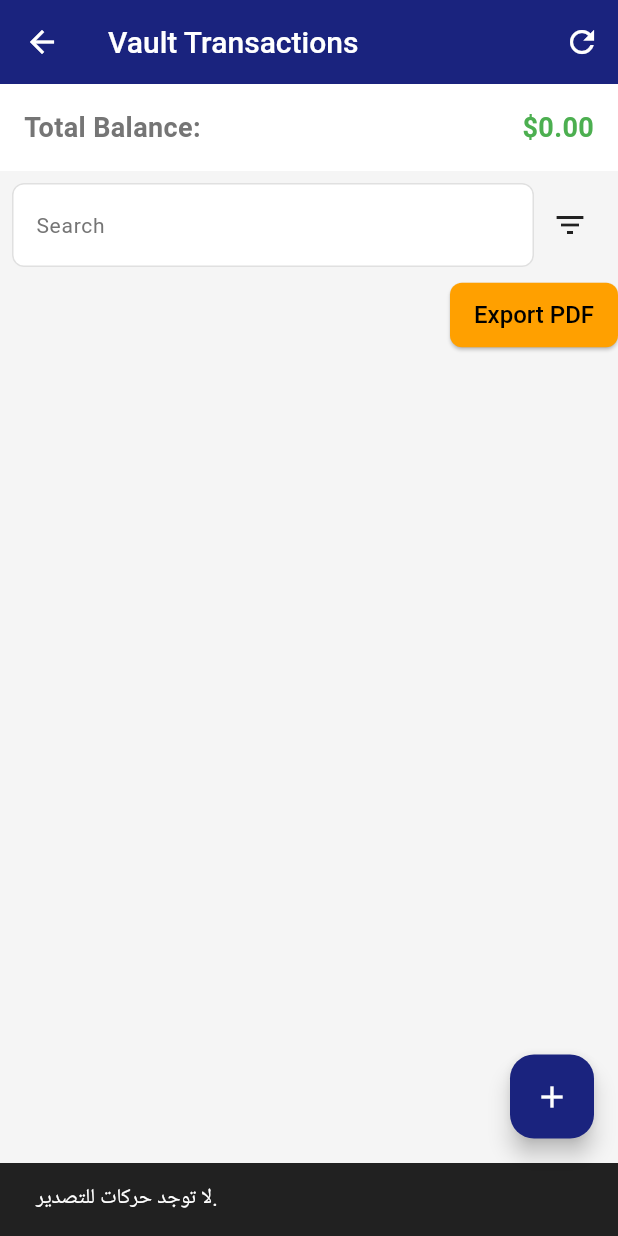
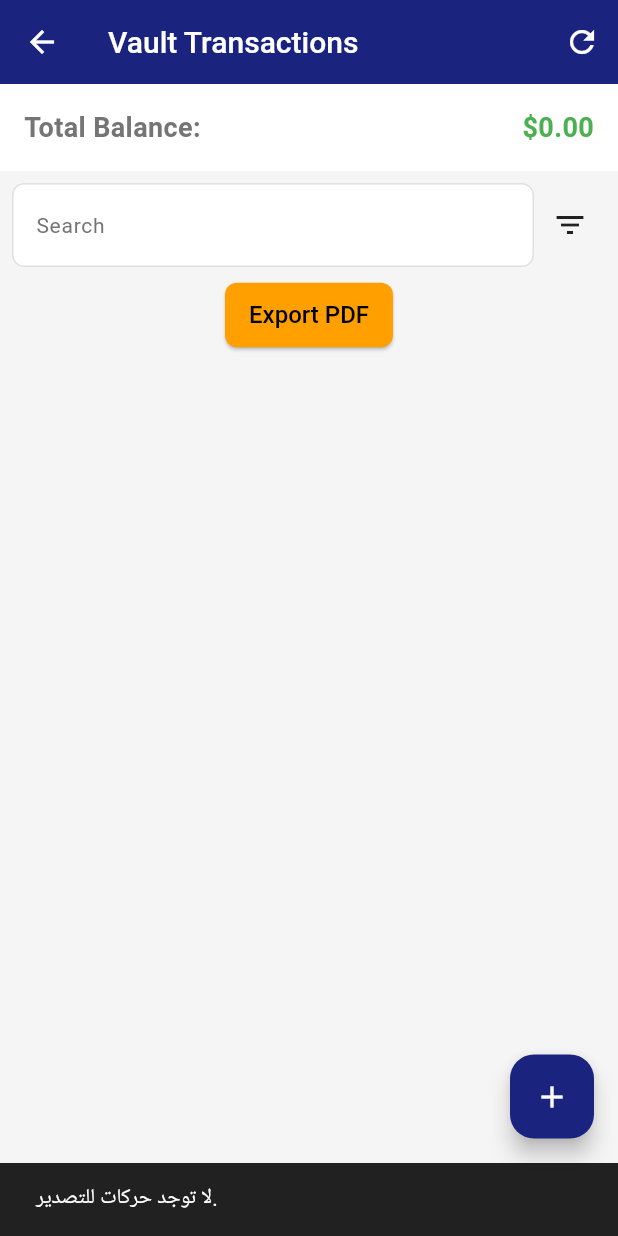
Before and after one commit to Abdalrahman1723/car-service-center-app, a Flutter app: the VaultTransactionsScreen screen opened by its route, after a tap on "Export PDF", on a phone screen of 412 x 824 dp. Run offline on Flutter 3.47's test engine with Material 3 defaults, Android fonts, the phone set to English and light mode, and no system bars; our stand-ins replace cloud_firestore, device_preview, equatable, firebase_auth, firebase_core, fl_chart and 5 more; accounts and stored records are empty; statements that could not run were skipped.

Commit message:
remove row widget

```diff
--- a/lib/modules/manager/features/vault/presentation/widgets/export_button.dart
+++ b/lib/modules/manager/features/vault/presentation/widgets/export_button.dart
@@ -12,14 +12,9 @@ class ExportButton extends StatelessWidget {
 
   @override
   Widget build(BuildContext context) {
-    return Row(
-      mainAxisAlignment: MainAxisAlignment.end,
-      children: [
-        ElevatedButton(
-          onPressed: () => _exportToPdf(context),
-          child: const Text('Export PDF'),
-        ),
-      ],
+    return ElevatedButton(
+      onPressed: () => _exportToPdf(context),
+      child: const Text('Export PDF'),
     );
   }
 
```
